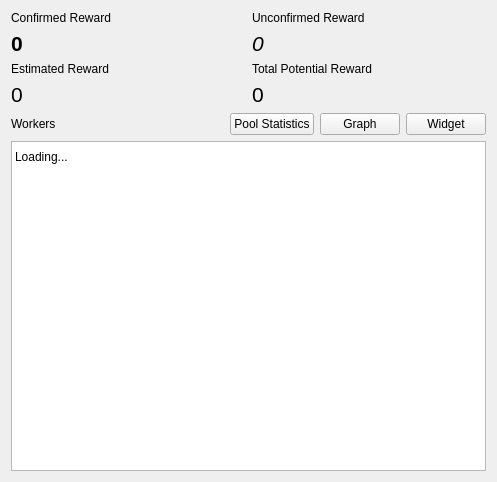
The window that mainwindow.ui (NexusTools/CoinMiningStats) describes before a commit, drawn with Qt 5.
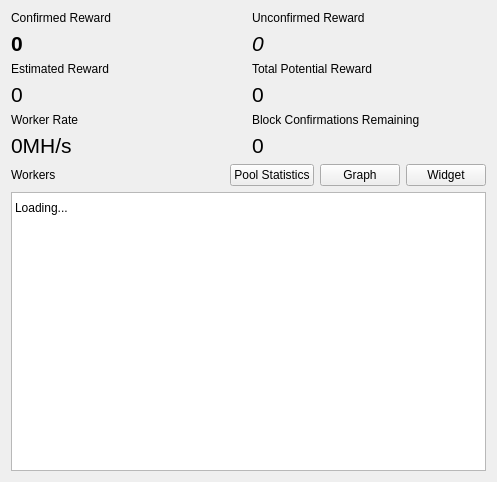
The same window after the commit.

Commit message: Added calculation for remaining confirmations and workers speed

What changed in the file:
```diff
--- a/mainwindow.ui
+++ b/mainwindow.ui
@@ -11,7 +11,7 @@
    </rect>
   </property>
   <widget class="QWidget" name="centralWidget">
-   <layout class="QVBoxLayout" name="verticalLayout_7">
+   <layout class="QVBoxLayout" name="verticalLayout_9">
     <item>
      <layout class="QHBoxLayout" name="horizontalLayout">
       <item>
@@ -66,6 +66,29 @@
           </item>
          </layout>
         </item>
+        <item>
+         <layout class="QVBoxLayout" name="verticalLayout_8">
+          <item>
+           <widget class="QLabel" name="label_8">
+            <property name="text">
+             <string>Worker Rate</string>
+            </property>
+           </widget>
+          </item>
+          <item>
+           <widget class="QLabel" name="workers_rate">
+            <property name="font">
+             <font>
+              <pointsize>16</pointsize>
+             </font>
+            </property>
+            <property name="text">
+             <string>0MH/s</string>
+            </property>
+           </widget>
+          </item>
+         </layout>
+        </item>
        </layout>
       </item>
       <item>
@@ -117,6 +140,29 @@
           </item>
          </layout>
         </item>
+        <item>
+         <layout class="QVBoxLayout" name="verticalLayout_7">
+          <item>
+           <widget class="QLabel" name="label_6">
+            <property name="text">
+             <string>Block Confirmations Remaining</string>
+            </property>
+           </widget>
+          </item>
+          <item>
+           <widget class="QLabel" name="confirmations_left">
+            <property name="font">
+             <font>
+              <pointsize>16</pointsize>
+             </font>
+            </property>
+            <property name="text">
+             <string>0</string>
+            </property>
+           </widget>
+          </item>
+         </layout>
+        </item>
        </layout>
       </item>
      </layout>
```
The commit also changes 4 other files.
